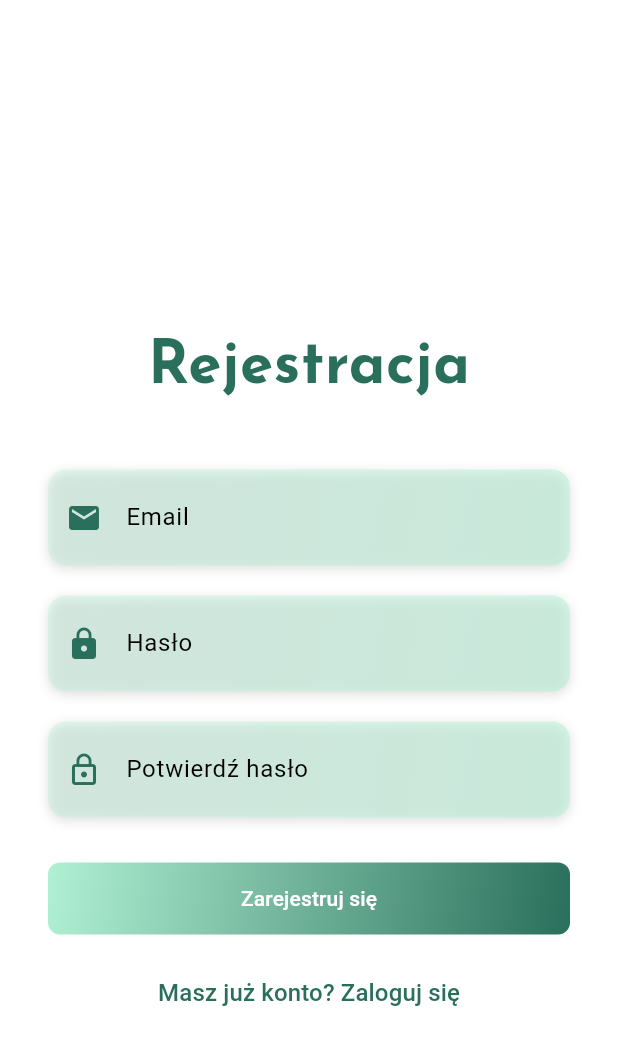
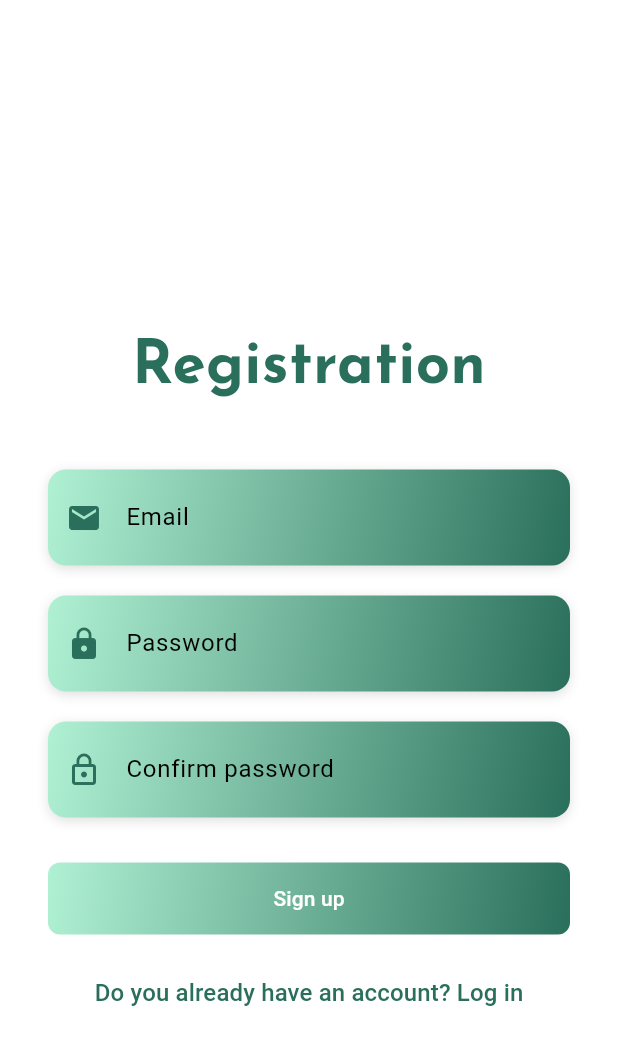
Before and after one commit to newbadstyle/finanse, a Flutter app: the RegisterPage screen opened directly, on a phone screen of 412 x 824 dp. Shown: the top 1045 px of the screen. Run offline on Flutter 3.47's test engine with Material 3 defaults, Android fonts, the light colour scheme and no system bars; our stand-ins replace firebase_auth, firebase_core, firebase_database, lottie, shared_preferences; accounts and stored records are empty.

Commit message:
feat: Update UI text to English for consistency across the application

```diff
--- a/lib/app/auth_service.dart
+++ b/lib/app/auth_service.dart
@@ -16,7 +16,7 @@ class AuthService {
     if (email.isEmpty || password.isEmpty) {
       throw FirebaseAuthException(
         code: 'empty-fields',
-        message: 'Email i hasło nie mogą być puste.',
+        message: 'Email and Password cannot be empty.',
       );
     }
     try {
@@ -36,13 +36,13 @@ class AuthService {
     if (email.isEmpty || password.isEmpty) {
       throw FirebaseAuthException(
         code: 'empty-fields',
-        message: 'Email i hasło nie mogą być puste.',
+        message: 'Email and Password cannot be empty.',
       );
     }
     if (password.length < 6) {
       throw FirebaseAuthException(
         code: 'weak-password',
-        message: 'Hasło musi mieć co najmniej 6 znaków.',
+        message: 'Password must have at least 6 characters.',
       );
     }
     try {
@@ -59,7 +59,7 @@ class AuthService {
     if (email.isEmpty) {
       throw FirebaseAuthException(
         code: 'empty-email',
-        message: 'Email nie może być pusty.',
+        message: 'Email cannot be empty.',
       );
     }
     try {
--- a/lib/balance_page.dart
+++ b/lib/balance_page.dart
@@ -146,7 +146,7 @@ class _BalancePageState extends State<BalancePage> {
               ),
             ),
             const SizedBox(height: 20),
-            const Text('Historia:'),
+            const Text('Payment:'),
             const SizedBox(height: 10),
             Expanded(
               child: ListView(
@@ -157,7 +157,7 @@ class _BalancePageState extends State<BalancePage> {
                         Icons.arrow_downward,
                         color: Colors.green,
                       ),
-                      title: Text('Wypłata: ${salary.company}'),
+                      title: Text('Salary: ${salary.company}'),
                       subtitle: Text(
                         DateFormat.yMd().format(DateTime.parse(salary.date)),
                       ),
@@ -206,7 +206,7 @@ class _BalancePageState extends State<BalancePage> {
               ? AppBar(
                 automaticallyImplyLeading: false,
                 centerTitle: true,
-                title: const Text('Stan Konta'),
+                title: const Text('Account balance'),
                 elevation: 0,
                 actions: [],
               )
--- a/lib/login_page.dart
+++ b/lib/login_page.dart
@@ -33,16 +33,16 @@ class _LoginPageState extends State<LoginPage> {
 
     try {
       if (_emailController.text.isEmpty || _passwordController.text.isEmpty) {
-        ScaffoldMessenger.of(context).showSnackBar(
-          const SnackBar(content: Text('Wypełnij wszystkie pola!')),
-        );
+        ScaffoldMessenger.of(
+          context,
+        ).showSnackBar(const SnackBar(content: Text('Complete all fields!')));
         return;
       }
 
       if (_passwordController.text.length < 6) {
         ScaffoldMessenger.of(context).showSnackBar(
           const SnackBar(
-            content: Text('Hasło musi mieć co najmniej 6 znaków!'),
+            content: Text('Password must have at least 6 characters!'),
           ),
         );
         return;
@@ -65,19 +65,19 @@ class _LoginPageState extends State<LoginPage> {
       String message;
       switch (e.code) {
         case 'user-not-found':
-          message = 'Nie znaleziono użytkownika z tym adresem email.';
+          message = 'We couldn’t find a user with that email address.';
           break;
         case 'wrong-password':
-          message = 'Nieprawidłowe hasło.';
+          message = 'Invalid password.';
           break;
         case 'invalid-email':
-          message = 'Nieprawidłowy adres email.';
+          message = 'Invalid email address.';
           break;
         case 'empty-fields':
-          message = 'Email i hasło nie mogą być puste.';
+          message = 'Please enter both email and password.';
           break;
         default:
-          message = 'Wystąpił błąd: ${e.message}';
+          message = 'Something went wrong: ${e.message}';
       }
       if (mounted) {
         ScaffoldMessenger.of(
@@ -98,7 +98,7 @@ class _LoginPageState extends State<LoginPage> {
     if (email.isEmpty) {
       ScaffoldMessenger.of(context).showSnackBar(
         const SnackBar(
-          content: Text('Proszę wpisać email, aby zresetować hasło.'),
+          content: Text('Please enter your email to reset your password.'),
         ),
       );
       return;
@@ -109,7 +109,7 @@ class _LoginPageState extends State<LoginPage> {
       if (mounted) {
         ScaffoldMessenger.of(context).showSnackBar(
           const SnackBar(
-            content: Text('Wysłano email z linkiem do resetowania hasła.'),
+            content: Text('An email with a password reset link has been sent.'),
           ),
         );
       }
@@ -117,16 +117,16 @@ class _LoginPageState extends State<LoginPage> {
       String message;
       switch (e.code) {
         case 'invalid-email':
-          message = 'Nieprawidłowy adres email.';
+          message = 'Invalid email address.';
           break;
         case 'user-not-found':
-          message = 'Nie znaleziono użytkownika z tym adresem email.';
+          message = 'We couldn’t find a user with that email address.';
           break;
         case 'empty-email':
-          message = 'Email nie może być pusty.';
+          message = 'Email cannot be empty.';
           break;
         default:
-          message = 'Wystąpił błąd: ${e.message}';
+          message = 'Something went wrong: ${e.message}';
       }
       if (mounted) {
         ScaffoldMessenger.of(
@@ -148,7 +148,7 @@ class _LoginPageState extends State<LoginPage> {
               children: [
                 const SizedBox(height: 200),
                 const Text(
-                  'Logowanie',
+                  'Logging',
                   style: TextStyle(
                     fontFamily: 'JosefinSans',
                     fontSize: 40,
@@ -162,7 +162,7 @@ class _LoginPageState extends State<LoginPage> {
                   child: Container(
                     decoration: BoxDecoration(
                       gradient: const LinearGradient(
-                        colors: [Color(0xFFE0F2F1), Color(0xFFB2DFDB)],
+                        colors: [Color(0xFFB0F1D4), Color(0xFF2A6F5B)],
                         begin: Alignment.topLeft,
                         end: Alignment.bottomRight,
                       ),
@@ -193,7 +193,7 @@ class _LoginPageState extends State<LoginPage> {
                   child: Container(
                     decoration: BoxDecoration(
                       gradient: const LinearGradient(
-                        colors: [Color(0xFFE0F2F1), Color(0xFFB2DFDB)],
+                        colors: [Color(0xFFB0F1D4), Color(0xFF2A6F5B)],
                         begin: Alignment.topLeft,
                         end: Alignment.bottomRight,
                       ),
@@ -210,7 +210,7 @@ class _LoginPageState extends State<LoginPage> {
                       controller: _passwordController,
                       obscureText: true,
                       decoration: const InputDecoration(
-                        labelText: 'Hasło',
+                        labelText: 'Password',
                         prefixIcon: Icon(Icons.lock, color: Color(0xFF2A6F5B)),
                         border: InputBorder.none,
                         contentPadding: EdgeInsets.all(12),
@@ -226,11 +226,10 @@ class _LoginPageState extends State<LoginPage> {
                     child: TextButton(
                       onPressed: () => _resetPassword(context),
                       child: const Text(
-                        'Zapomniałeś hasła?',
+                        'Forgot your password?',
                         style: TextStyle(
                           color: Color(0xFF2A6F5B),
                           fontSize: 14,
-                          decoration: TextDecoration.underline,
                         ),
                       ),
                     ),
@@ -264,7 +263,7 @@ class _LoginPageState extends State<LoginPage> {
                               ? const CircularProgressIndicator(
                                 color: Colors.white,
                               )
-                              : const Text('Zaloguj się'),
+                              : const Text('Log in'),
                     ),
                   ),
                 ),
@@ -279,12 +278,8 @@ class _LoginPageState extends State<LoginPage> {
                     );
                   },
                   child: const Text(
-                    'Nie masz konta? Zarejestruj się',
-                    style: TextStyle(
-                      color: Color(0xFF2A6F5B),
-                      fontSize: 16,
-                      decoration: TextDecoration.underline,
-                    ),
+                    'Dont have an account? Sign up',
+                    style: TextStyle(color: Color(0xFF2A6F5B), fontSize: 16),
                   ),
                 ),
                 const SizedBox(height: 80),
--- a/lib/register_page.dart
+++ b/lib/register_page.dart
@@ -39,23 +39,23 @@ class _RegisterPageState extends State<RegisterPage> {
       if (_emailController.text.isEmpty ||
           _passwordController.text.isEmpty ||
           _confirmPasswordController.text.isEmpty) {
-        ScaffoldMessenger.of(context).showSnackBar(
-          const SnackBar(content: Text('Wypełnij wszystkie pola!')),
-        );
+        ScaffoldMessenger.of(
+          context,
+        ).showSnackBar(const SnackBar(content: Text('Complete all fields!')));
         return;
       }
 
       if (_passwordController.text != _confirmPasswordController.text) {
-        ScaffoldMessenger.of(
-          context,
-        ).showSnackBar(const SnackBar(content: Text('Hasła nie są zgodne!')));
+        ScaffoldMessenger.of(context).showSnackBar(
+          const SnackBar(content: Text('Passwords do not match!')),
+        );
         return;
       }
 
       if (_passwordController.text.length < 6) {
         ScaffoldMessenger.of(context).showSnackBar(
           const SnackBar(
-            content: Text('Hasło musi mieć co najmniej 6 znaków!'),
+            content: Text('Password must have at least 6 characters!'),
           ),
         );
         return;
@@ -82,16 +82,16 @@ class _RegisterPageState extends State<RegisterPage> {
       String message;
       switch (e.code) {
         case 'email-already-in-use':
-          message = 'Ten adres email jest już używany.';
+          message = 'This email address is already in use.';
           break;
         case 'invalid-email':
-          message = 'Nieprawidłowy adres email.';
+          message = 'Invalid email address.';
           break;
         case 'weak-password':
-          message = 'Hasło jest za słabe.';
+          message = 'Password is too weak.';
           break;
         default:
-          message = 'Wystąpił błąd: ${e.message}';
+          message = 'Something went wrong: ${e.message}';
       }
       if (mounted) {
         ScaffoldMessenger.of(
@@ -119,7 +119,7 @@ class _RegisterPageState extends State<RegisterPage> {
               children: [
                 const SizedBox(height: 200),
                 Text(
-                  'Rejestracja',
+                  'Registration',
                   style: TextStyle(
                     fontFamily: 'JosefinSans',
                     fontSize: 40,
@@ -132,15 +132,8 @@ class _RegisterPageState extends State<RegisterPage> {
                   padding: const EdgeInsets.symmetric(horizontal: 16.0),
                   child: Container(
                     decoration: BoxDecoration(
-                      gradient: LinearGradient(
-                        colors: [
-                          Theme.of(
-                            context,
-                          ).colorScheme.secondary.withOpacity(0.3),
-                          Theme.of(
-                            context,
-                          ).colorScheme.secondary.withOpacity(0.5),
-                        ],
+                      gradient: const LinearGradient(
+                        colors: [Color(0xFFB0F1D4), Color(0xFF2A6F5B)],
                         begin: Alignment.topLeft,
                         end: Alignment.bottomRight,
                       ),
@@ -173,15 +166,8 @@ class _RegisterPageState extends State<RegisterPage> {
                   padding: const EdgeInsets.symmetric(horizontal: 16.0),
                   child: Container(
                     decoration: BoxDecoration(
-                      gradient: LinearGradient(
-                        colors: [
-                          Theme.of(
-                            context,
-                          ).colorScheme.secondary.withOpacity(0.3),
-                          Theme.of(
-                            context,
-                          ).colorScheme.secondary.withOpacity(0.5),
-                        ],
+                      gradient: const LinearGradient(
+                        colors: [Color(0xFFB0F1D4), Color(0xFF2A6F5B)],
                         begin: Alignment.topLeft,
                         end: Alignment.bottomRight,
                       ),
@@ -198,7 +184,7 @@ class _RegisterPageState extends State<RegisterPage> {
                       controller: _passwordController,
                       obscureText: true,
                       decoration: InputDecoration(
-                        labelText: 'Hasło',
+                        labelText: 'Password',
                         prefixIcon: Icon(
                           Icons.lock,
                           color: Theme.of(context).colorScheme.primary,
@@ -214,15 +200,8 @@ class _RegisterPageState extends State<RegisterPage> {
                   padding: const EdgeInsets.symmetric(horizontal: 16.0),
                   child: Container(
                     decoration: BoxDecoration(
-                      gradient: LinearGradient(
-                        colors: [
-                          Theme.of(
-                            context,
-                          ).colorScheme.secondary.withOpacity(0.3),
-                          Theme.of(
-                            context,
-                          ).colorScheme.secondary.withOpacity(0.5),
-                        ],
+                      gradient: const LinearGradient(
+                        colors: [Color(0xFFB0F1D4), Color(0xFF2A6F5B)],
                         begin: Alignment.topLeft,
                         end: Alignment.bottomRight,
                       ),
@@ -239,7 +218,7 @@ class _RegisterPageState extends State<RegisterPage> {
                       controller: _confirmPasswordController,
                       obscureText: true,
                       decoration: InputDecoration(
-                        labelText: 'Potwierdź hasło',
+                        labelText: 'Confirm password',
                         prefixIcon: Icon(
                           Icons.lock_outline,
                           color: Theme.of(context).colorScheme.primary,
@@ -282,7 +261,7 @@ class _RegisterPageState extends State<RegisterPage> {
                               ? const CircularProgressIndicator(
                                 color: Colors.white,
                               )
-                              : const Text('Zarejestruj się'),
+                              : const Text('Sign up'),
                     ),
                   ),
                 ),
@@ -297,7 +276,7 @@ class _RegisterPageState extends State<RegisterPage> {
                     );
                   },
                   child: Text(
-                    'Masz już konto? Zaloguj się',
+                    'Do you already have an account? Log in',
                     style: TextStyle(
                       color: Theme.of(context).colorScheme.primary,
                       fontSize: 16,
--- a/lib/settings_page.dart
+++ b/lib/settings_page.dart
@@ -25,7 +25,7 @@ class _SettingsPageState extends State<SettingsPage> {
     } catch (e) {
       ScaffoldMessenger.of(
         context,
-      ).showSnackBar(SnackBar(content: Text('Błąd wylogowania: $e')));
+      ).showSnackBar(SnackBar(content: Text('Logout error: $e')));
     }
   }
 
@@ -36,7 +36,7 @@ class _SettingsPageState extends State<SettingsPage> {
 
     return Scaffold(
       appBar: AppBar(
-        title: const Text('Ustawienia'),
+        title: const Text('Settings'),
         automaticallyImplyLeading: false,
         centerTitle: true,
         elevation: 0,
@@ -47,7 +47,7 @@ class _SettingsPageState extends State<SettingsPage> {
           crossAxisAlignment: CrossAxisAlignment.start,
           children: [
             Text(
-              'Konto',
+              'Account',
               style: TextStyle(
                 fontSize: 18,
                 fontWeight: FontWeight.bold,
@@ -61,7 +61,9 @@ class _SettingsPageState extends State<SettingsPage> {
                 color: Theme.of(context).colorScheme.primary,
               ),
               title: Text(
-                user != null ? user.email ?? 'Brak emaila' : 'Nie zalogowano',
+                user != null
+                    ? user.email ?? 'No email provided'
+                    : 'You are not logged in',
                 style: const TextStyle(fontSize: 16),
               ),
             ),
@@ -73,7 +75,7 @@ class _SettingsPageState extends State<SettingsPage> {
             ),
             const SizedBox(height: 20),
             Text(
-              'Wygląd',
+              'Appearance',
               style: TextStyle(
                 fontSize: 18,
                 fontWeight: FontWeight.bold,
@@ -86,7 +88,7 @@ class _SettingsPageState extends State<SettingsPage> {
                 Icons.brightness_6,
                 color: Theme.of(context).colorScheme.primary,
               ),
-              title: const Text('Motyw'),
+              title: const Text('Theme'),
               trailing: Switch(
                 value: themeProvider.isDarkMode,
                 onChanged: (value) {
@@ -125,7 +127,7 @@ class _SettingsPageState extends State<SettingsPage> {
                     ),
                   ),
                   onPressed: () => _signOut(context),
-                  child: const Text('Wyloguj się'),
+                  child: const Text('Log out'),
                 ),
               ),
             ),
--- a/lib/welcome_page.dart
+++ b/lib/welcome_page.dart
@@ -29,10 +29,10 @@ class WelcomePage extends StatelessWidget {
                 height: 450,
               ),
               const Text(
-                'Witaj w Ninja!',
+                'Welcome to Ninja!',
                 style: TextStyle(fontSize: 30, fontWeight: FontWeight.bold),
               ),
-              const Text('Twój osobisty przewodnik po finansach'),
+              const Text('Your personal finance guide'),
               const SizedBox(height: 15),
               Padding(
                 padding: const EdgeInsets.symmetric(horizontal: 16.0),
@@ -62,7 +62,7 @@ class WelcomePage extends StatelessWidget {
                           ),
                         );
                       },
-                      child: const Text('Logowanie'),
+                      child: const Text('Log in'),
                     ),
                   ),
                 ),
@@ -96,7 +96,7 @@ class WelcomePage extends StatelessWidget {
                           ),
                         );
                       },
-                      child: const Text('Rejestracja'),
+                      child: const Text('Sign up'),
                     ),
                   ),
                 ),
```
Also changed, not shown: lib/add_expense_page.dart (+6 -6 lines), lib/receipt_page.dart (+10 -10 lines), lib/reminder_page.dart (+8 -8 lines), lib/firebase_options.dart.
